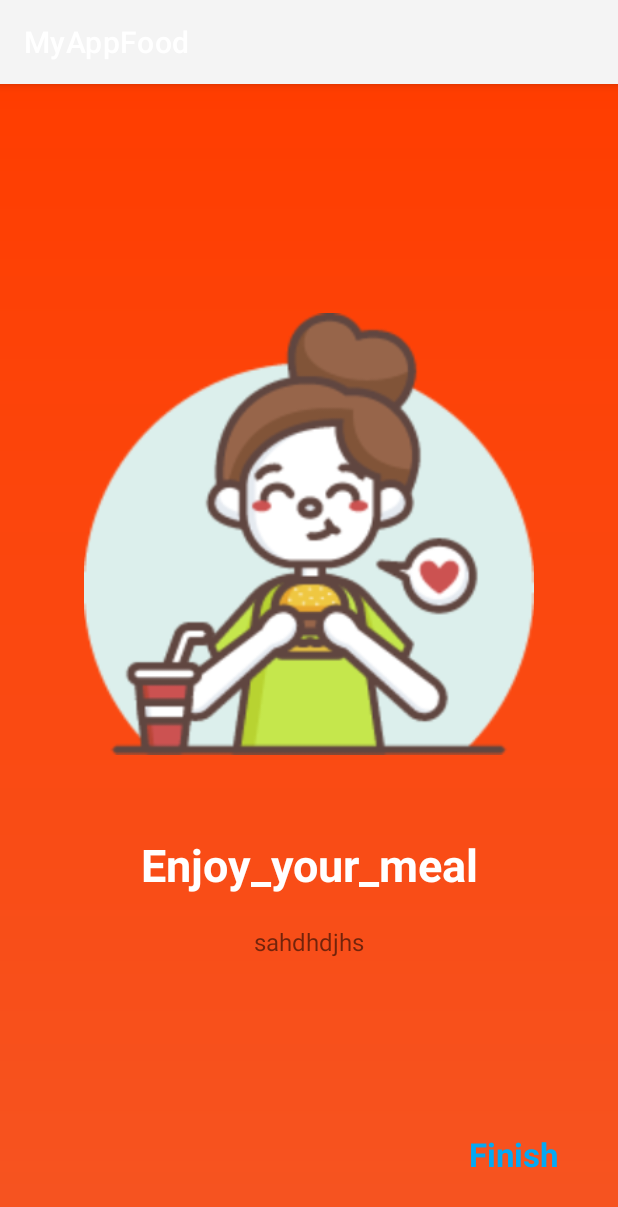
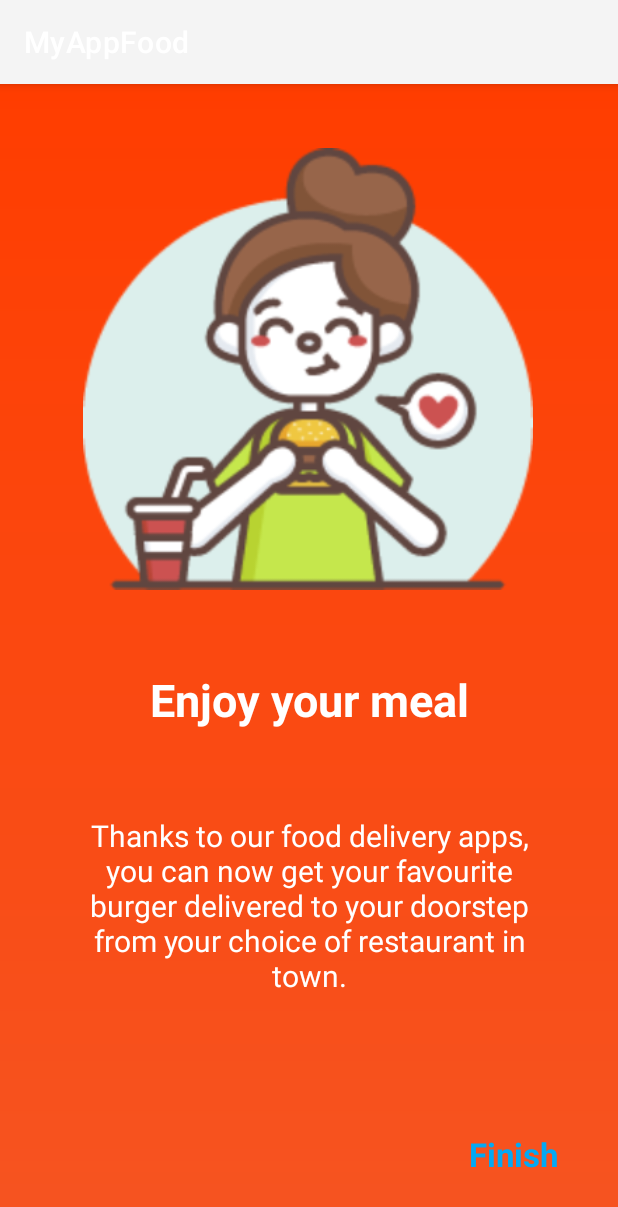
Before and after one commit to Lilia2002/MyFoodApp, an Android app: the fragment IntroThree1Fragment shown on its own in the app's theme, on a phone screen of 412 x 824 dp. Shown: the top 1207 px of the screen. Run offline under Robolectric (Android 15) with nearby library versions, the phone set to English and light mode, and no system bars.

Commit message:
Introduction3

```diff
--- a/app/src/main/java/com/example/myappfood/IntroOneFragment.kt
+++ b/app/src/main/java/com/example/myappfood/IntroOneFragment.kt
@@ -25,7 +25,7 @@ class IntroOneFragment : Fragment() {
 
         next = view.findViewById(R.id.next)
         next.setOnClickListener {
-            findNavController().navigate(R.id.action_introOneFragment_to_introTwoFragment2)
+            findNavController().navigate(R.id.action_introOneFragment2_to_introTwoFragment)
         }
 
         return view
--- a/app/src/main/java/com/example/myappfood/IntroTwoFragment.kt
+++ b/app/src/main/java/com/example/myappfood/IntroTwoFragment.kt
@@ -22,7 +22,7 @@ class IntroTwoFragment : Fragment() {
         val viewPager = activity?.findViewById<ViewPager2>(R.id.viewPager)
         next2 = view.findViewById(R.id.next2)
         next2.setOnClickListener {
-            findNavController().navigate(R.id.action_introTwoFragment2_to_introThree1Fragment)
+            findNavController().navigate(R.id.action_introTwoFragment_to_introThree1Fragment)
         }
         return view
     }
--- a/app/src/main/res/layout/activity_register.xml
+++ b/app/src/main/res/layout/activity_register.xml
@@ -160,4 +160,5 @@ android:layout_width="match_parent"
         android:layout_height="wrap_content"
         android:visibility="gone"
         android:layout_gravity="center"/>
+
 </androidx.coordinatorlayout.widget.CoordinatorLayout>
--- a/app/src/main/res/layout/fragment_intro_three1.xml
+++ b/app/src/main/res/layout/fragment_intro_three1.xml
@@ -11,9 +11,10 @@
         android:id="@+id/imageView3"
         android:layout_width="300dp"
         android:layout_height="300dp"
-        android:layout_marginTop="150dp"
+        android:layout_marginTop="40dp"
         android:src="@drawable/third_onboarding_image"
         app:layout_constraintEnd_toEndOf="parent"
+        app:layout_constraintHorizontal_bias="0.495"
         app:layout_constraintStart_toStartOf="parent"
         app:layout_constraintTop_toTopOf="parent" />
 
@@ -24,7 +25,7 @@
         android:layout_marginTop="50dp"
         android:textAlignment="center"
         android:textColor="@color/white"
-        android:text="Enjoy_your_meal"
+        android:text="Enjoy your meal"
         android:textSize="30sp"
         android:textStyle="bold"
         app:layout_constraintEnd_toEndOf="parent"
@@ -39,11 +40,15 @@
         android:layout_marginTop="20dp"
         android:layout_marginEnd="50dp"
         android:gravity="center"
-        android:text="sahdhdjhs"
-        android:textSize="16sp"
+        android:text="@string/food_delivery"
+        android:textColor="@color/white"
+        android:textSize="20sp"
+        app:layout_constraintBottom_toBottomOf="parent"
         app:layout_constraintEnd_toEndOf="parent"
+        app:layout_constraintHorizontal_bias="1.0"
         app:layout_constraintStart_toStartOf="parent"
-        app:layout_constraintTop_toBottomOf="@+id/title3" />
+        app:layout_constraintTop_toBottomOf="@+id/title3"
+        app:layout_constraintVertical_bias="0.188" />
 
     <TextView
         android:id="@+id/finish"
--- a/app/src/main/res/layout/fragment_intro_two.xml
+++ b/app/src/main/res/layout/fragment_intro_two.xml
@@ -61,7 +61,7 @@
         android:layout_marginEnd="40dp"
         android:layout_marginBottom="40dp"
         android:text="Next"
-        android:textColor="#000"
+        android:textColor="#063208"
         android:textSize="22sp"
         android:textStyle="bold"
         app:layout_constraintBottom_toBottomOf="parent"
--- a/app/src/main/res/layout/fragment_splash_screen.xml
+++ b/app/src/main/res/layout/fragment_splash_screen.xml
@@ -5,7 +5,6 @@
     android:layout_width="match_parent"
     android:layout_height="match_parent"
     tools:context=".SplashScreenFragment">
-
     <ImageView
         android:layout_width="match_parent"
         android:layout_height="0dp"
--- a/app/src/main/res/values/strings.xml
+++ b/app/src/main/res/values/strings.xml
@@ -14,4 +14,5 @@
     <string name="find_foods_you_lov">Find foods you lov</string>
     <string name="enjoy_your_meal">Enjoy_your_meal</string>
     <string name="next">Next</string>
+    <string name="food_delivery">Thanks to our food delivery apps, you can now get your favourite burger delivered to your doorstep from your choice of restaurant in town.</string>
 </resources>
```
Also changed, not shown: app/build.gradle (+5 -5 lines), app/src/main/AndroidManifest.xml (+4 -3 lines), app/src/main/java/com/example/myappfood/IntroThree1Fragment.kt (+1 -7 lines), app/src/main/java/com/example/myappfood/SplashScreen1Activity.kt (added, +11 -0 lines), app/src/main/java/com/example/myappfood/SplashScreenFragment.kt (+22 -13 lines), app/src/main/res/layout/activity_splash_screen1.xml (added, +21 -0 lines), app/src/main/res/navigation/my_nav.xml (+2 -42 lines), app/src/main/res/navigation/splash_nav.xml (added, +47 -0 lines). Lines whose indentation alone changed are shown as unchanged.
